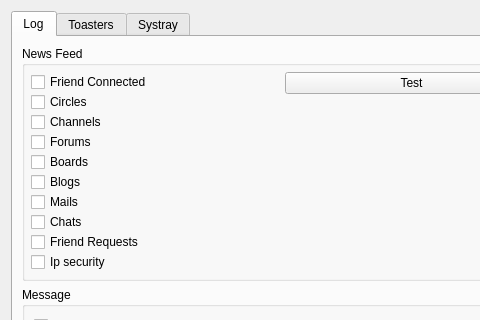
Before: the Qt Designer form retroshare-gui/src/gui/settings/NotifyPage.ui in RetroShare/RetroShare, drawn with Qt 5; both pictures show x 0 to 480 and y 0 to 320 of the 569 by 512 pixel window.
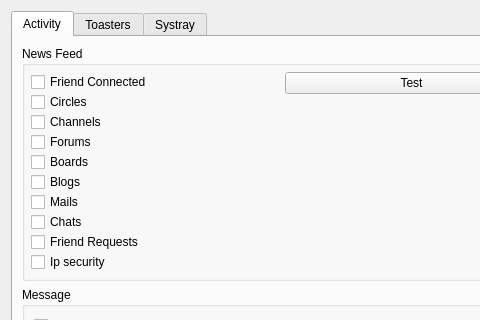
After: the same form once the commit is applied.

Commit message: Disable the Send button when the limit is exceeded

Diff of the .ui file:
```diff
--- a/retroshare-gui/src/gui/settings/NotifyPage.ui
+++ b/retroshare-gui/src/gui/settings/NotifyPage.ui
@@ -18,7 +18,7 @@
      </property>
      <widget class="QWidget" name="tabFeed">
       <attribute name="title">
-       <string>Log</string>
+       <string>Activity</string>
       </attribute>
       <layout class="QVBoxLayout" name="tabFeedVLayout">
        <item>
```
The commit also changes 2 other files.
